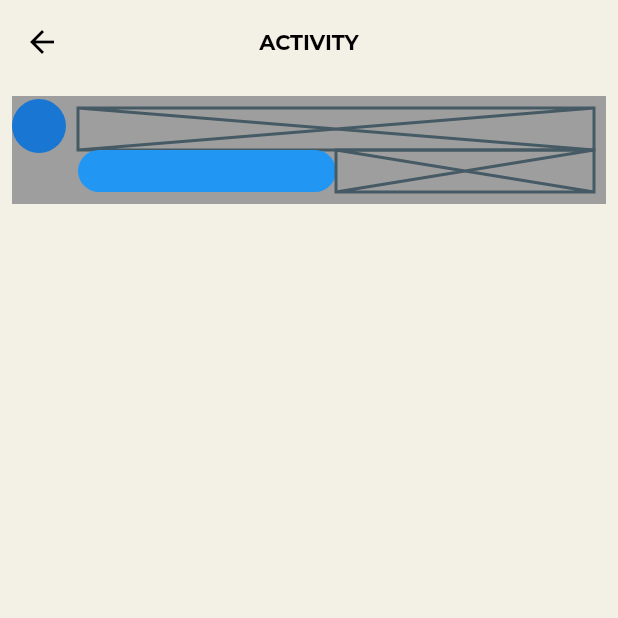
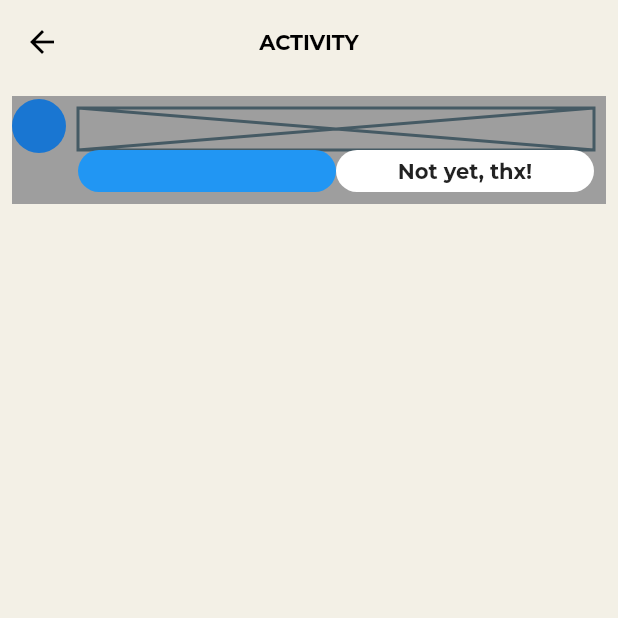
Before and after one commit to JAICHANGPARK/flutter_notebook_11th_story, a Flutter app: the NotificationPage screen opened directly, on a phone screen of 412 x 824 dp, the top half of it. Run offline on Flutter 3.47's test engine with Material 2 defaults, Android fonts, the phone set to English and light mode, and no system bars; our stand-ins replace backdrop, badges, flutter_inner_drawer, flutter_slidable, google_fonts.

Commit message:
Update notification_page.dart

```diff
--- a/lib/ep701_clubhouse/ui/notification_page.dart
+++ b/lib/ep701_clubhouse/ui/notification_page.dart
@@ -56,7 +56,18 @@ class _NotificationPageState extends State<NotificationPage> {
                                             color: Colors.blue,
                                           ),
                                         )),
-                                        Expanded(child: Placeholder()),
+                                        Expanded(child: Container(
+                                          decoration: ShapeDecoration(
+                                            shape: StadiumBorder(),
+                                            color: Colors.white,
+                                          ),
+                                          child: Center(
+                                            child: Text("Not yet, thx!",
+                                            style: GoogleFonts.montserrat(
+                                              fontWeight: FontWeight.bold
+                                            ),),
+                                          ),
+                                        )),
                                       ],
                                     ),
                                   )
```
